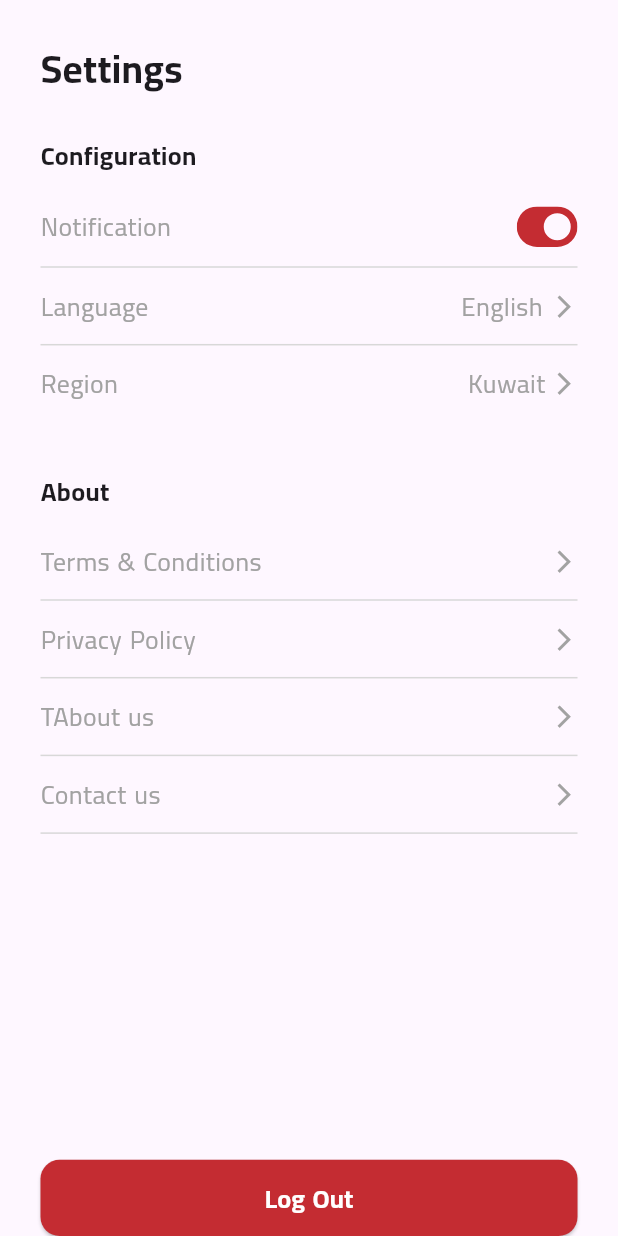
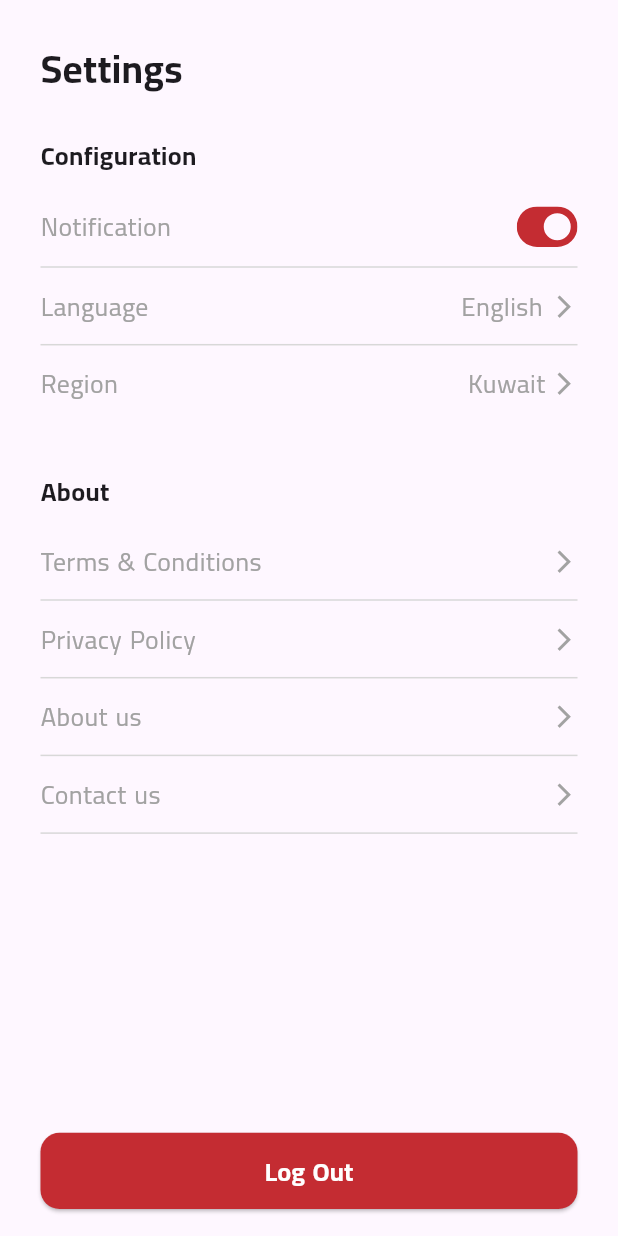
Before and after one commit to mo7amedaliEbaid/garcon-restaurants-ecommerce, a Flutter app: the SettingsScreen screen opened directly, on a phone screen of 412 x 824 dp. Run offline on Flutter 3.47's test engine with Material 3 defaults, Android fonts, the phone set to English and light mode, and no system bars; our stand-ins replace cached_network_image, cloud_firestore, connectivity_plus, country_code_picker, dots_indicator, equatable and 5 more; missing offline and left inert: flag; accounts and stored records are empty; network calls fail.

Commit message:
settings

```diff
--- a/lib/core/constants/strings.dart
+++ b/lib/core/constants/strings.dart
@@ -8,11 +8,12 @@ final class AppStrings {
     "Info",
   ];
 
-  static const List<String> restaurantCategories = [
-    "Main Course",
-    "Best Selling",
-    "Salad",
-    "Meat",
-    "Vegan",
+  static const List<String> aboutTapsStrings = [
+    "Terms & Conditions",
+    "Privacy Policy",
+    "About us",
+    "Contact us",
   ];
+
+
 }
--- a/lib/core/router/router.dart
+++ b/lib/core/router/router.dart
@@ -19,6 +19,17 @@ sealed class AppRouter {
   static const String checkout = '/checkout';
   static const String successfulBooking = '/successfulBooking';
   static const String search = '/search';
+  static const String aboutUs = '/aboutUs';
+  static const String terms = '/terms';
+  static const String privacy = '/privacy';
+  static const String contactUs = '/contactUs';
+
+  static const List<String> aboutTaps = [
+    terms,
+    privacy,
+    aboutUs,
+    contactUs,
+  ];
 
   static Route<dynamic> onGenerateRoute(RouteSettings routeSettings) {
     switch (routeSettings.name) {
@@ -64,6 +75,14 @@ sealed class AppRouter {
             builder: (_) => const SuccessfulBookingScreen());
       case search:
         return MaterialPageRoute(builder: (_) => const SearchScreen());
+      case aboutUs:
+        return MaterialPageRoute(builder: (_) => const AboutUsScreen());
+      case privacy:
+        return MaterialPageRoute(builder: (_) => const PrivacyScreen());
+      case terms:
+        return MaterialPageRoute(builder: (_) => const TermsScreen());
+      case contactUs:
+        return MaterialPageRoute(builder: (_) => const ContactUsScreen());
       default:
         throw const RouteException('Route not found!');
     }
--- a/lib/presentation/screens.dart
+++ b/lib/presentation/screens.dart
@@ -16,3 +16,7 @@ export 'screens/successful_booking.dart';
 export 'screens/reservations.dart';
 export 'screens/restaurant.dart';
 export 'screens/search.dart';
+export 'screens/about.dart';
+export 'screens/contact.dart';
+export 'screens/terms.dart';
+export 'screens/privacy.dart';
--- a/lib/presentation/screens/settings.dart
+++ b/lib/presentation/screens/settings.dart
@@ -70,10 +70,7 @@ class SettingsScreen extends StatelessWidget {
               style: AppText.h3b,
             ),
             Space.yf(1.2),
-            settingsItem(title: "Terms & Conditions", endWidget: arrowIcon()),
-            settingsItem(title: "Privacy Policy", endWidget: arrowIcon()),
-            settingsItem(title: "TAbout us", endWidget: arrowIcon()),
-            settingsItem(title: "Contact us", endWidget: arrowIcon()),
+            ...buildSettingsItems(context),
             Space.ym!,
             customElevatedButton(
                 width: double.infinity,
@@ -89,6 +86,7 @@ class SettingsScreen extends StatelessWidget {
                     (route) => false,
                   );
                 }),
+            Space.yf(),
           ],
         ),
       ),
--- a/lib/presentation/widgets.dart
+++ b/lib/presentation/widgets.dart
@@ -14,4 +14,4 @@ export 'widgets/choose_stack.dart';
 export 'widgets/pickups_view.dart';
 export 'widgets/pickup_item.dart';
 export 'widgets/booking_view.dart';
-export 'widgets/settings_item.dart';
+export 'widgets/settings_components.dart';
--- a/lib/presentation/widgets/settings_item.dart
+++ b/lib/presentation/widgets/settings_components.dart
@@ -8,6 +8,18 @@ Widget arrowIcon() {
     color: AppColors.greyColor,
     size: AppDimensions.normalize(7),
   );
+}
+
+List<Widget> buildSettingsItems(BuildContext context) {
+  return List.generate(AppStrings.aboutTapsStrings.length, (index) {
+    return settingsItem(
+      title: AppStrings.aboutTapsStrings[index],
+      endWidget: arrowIcon(),
+      onTap: () {
+        Navigator.of(context).pushNamed(AppRouter.aboutTaps[index]);
+      },
+    );
+  });
 }
 
 Widget settingsItem(
```
Also changed, not shown: lib/presentation/screens/about.dart (added, +10 -0 lines), lib/presentation/screens/contact.dart (added, +10 -0 lines), lib/presentation/screens/privacy.dart (added, +10 -0 lines), lib/presentation/screens/terms.dart (added, +10 -0 lines), assets/svg/insta.svg (added), assets/svg/snap.svg (added), assets/svg/twitter.svg (added).
